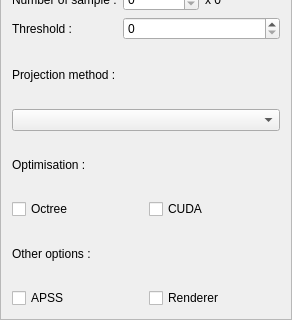
Before: the Qt Designer form Plugins/PointyCloud/src/UI/PointyCloudUI.ui in ChristopheClaustre/Radium-Engine, drawn with Qt 5; both pictures show x 0 to 292 and y 177 to 497 of the 292 by 497 pixel window.
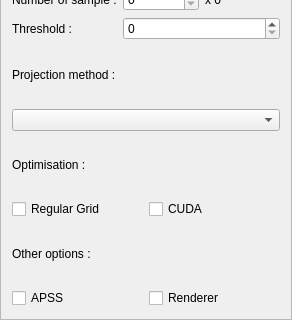
After: the same form once the commit is applied.

Patch:
```diff
--- a/Plugins/PointyCloud/src/UI/PointyCloudUI.ui
+++ b/Plugins/PointyCloud/src/UI/PointyCloudUI.ui
@@ -255,7 +255,7 @@
         <string>use the regular grid or not (really effective for &gt;30k points)</string>
        </property>
        <property name="text">
-        <string>Octree</string>
+        <string>Regular Grid</string>
        </property>
       </widget>
      </item>
```
